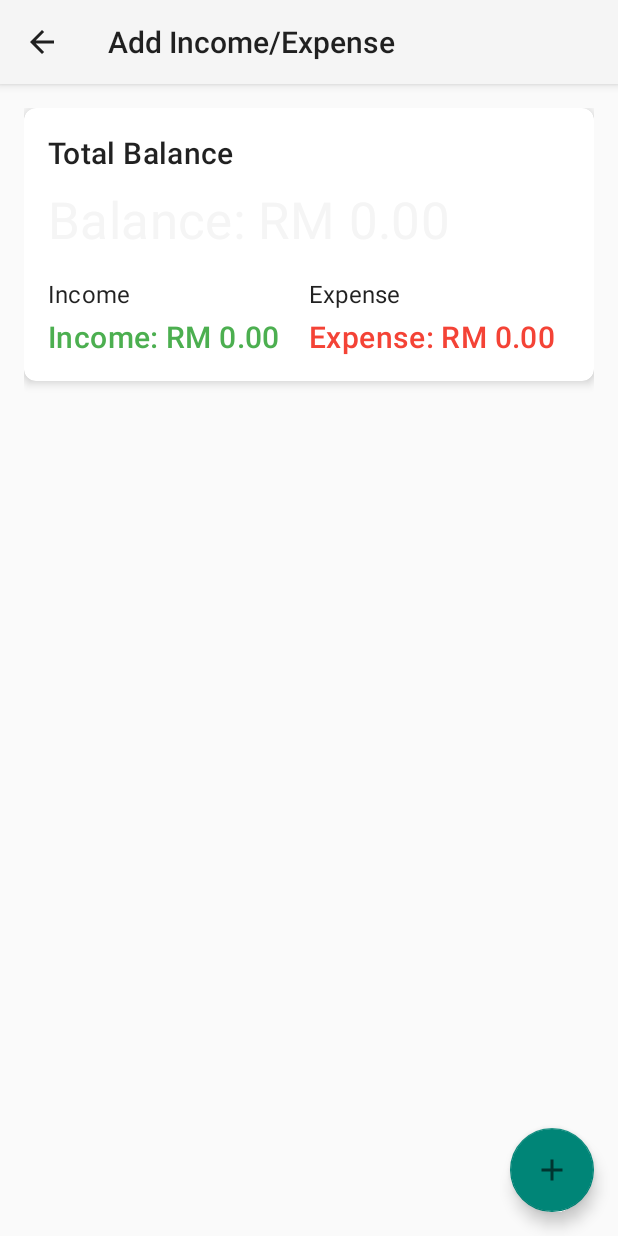
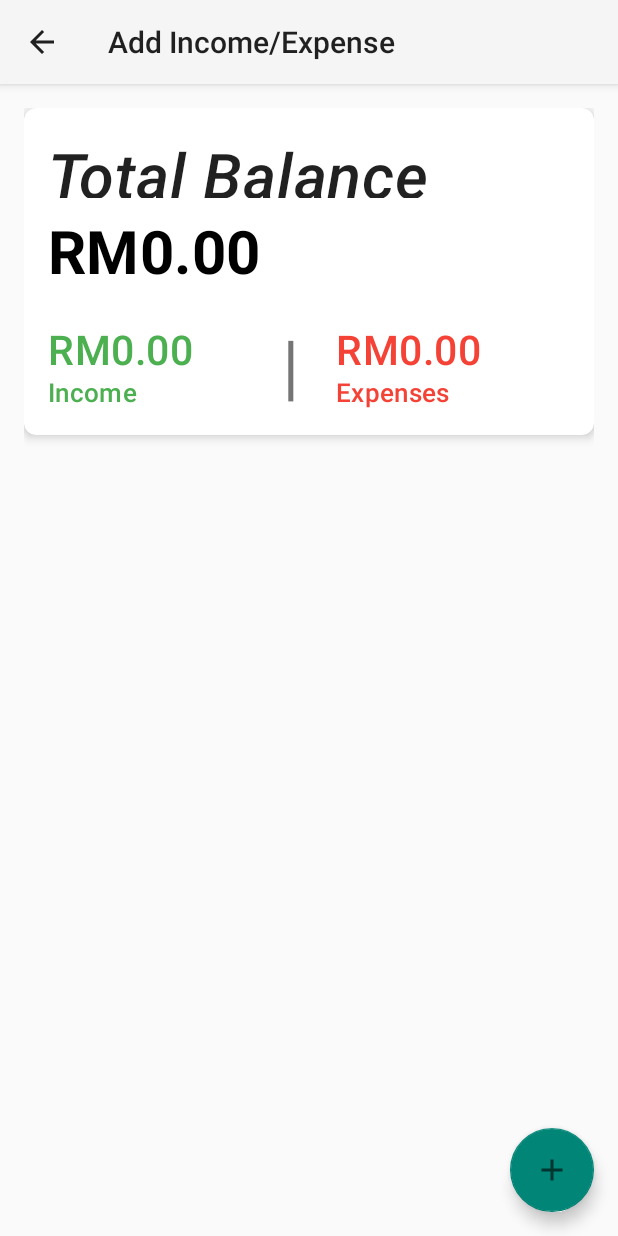
Before and after one commit to Junhui20/MADFinancial, an Android app: the MainActivity screen opened directly, with no data from a screen before it, on a phone screen of 412 x 824 dp. Run offline under Robolectric (Android 15) with nearby library versions, the phone set to English and light mode, and no system bars.

Commit message:
change UI of expense/income, make it visible

```diff
--- a/app/src/main/java/com/uccd3223/madfinancial/MainActivity.java
+++ b/app/src/main/java/com/uccd3223/madfinancial/MainActivity.java
@@ -4,6 +4,7 @@ import android.content.Intent;
 import android.database.Cursor;
 import android.database.sqlite.SQLiteDatabase;
 import android.os.Bundle;
+import android.text.Html;
 import android.view.MenuItem;
 import android.view.View;
 import android.widget.ImageView;
@@ -146,10 +147,12 @@ public class MainActivity extends AppCompatActivity {
         String balanceString = String.format(Locale.getDefault(), "%.2f", balance);
         String incomeString = String.format(Locale.getDefault(), "%.2f", income);
         String expenseString = String.format(Locale.getDefault(), "%.2f", expense);
+        TextView dividerText = findViewById(R.id.dividerText);
 
-        balanceText.setText("Balance: RM " + balanceString);
-        incomeText.setText("Income: RM " + incomeString);
-        expenseText.setText("Expense: RM " + expenseString);
+        balanceText.setText(Html.fromHtml("<big>RM" + balanceString));
+        incomeText.setText(Html.fromHtml("<big>RM" + incomeString + "</big><br><small>Income</small>"));
+        dividerText.setText("|");
+        expenseText.setText(Html.fromHtml("<big>RM" + expenseString + "</big><br><small>Expenses</small>"));
     }
 
     public boolean onSupportNavigateUp() {
--- a/app/src/main/res/layout/jh_activity_main.xml
+++ b/app/src/main/res/layout/jh_activity_main.xml
@@ -1,9 +1,9 @@
 <?xml version="1.0" encoding="utf-8"?>
-<androidx.coordinatorlayout.widget.CoordinatorLayout
-    xmlns:android="http://schemas.android.com/apk/res/android"
+<androidx.coordinatorlayout.widget.CoordinatorLayout xmlns:android="http://schemas.android.com/apk/res/android"
     xmlns:app="http://schemas.android.com/apk/res-auto"
     android:layout_width="match_parent"
-    android:layout_height="match_parent">
+    android:layout_height="match_parent"
+    app:layout_anchorGravity="center">
 
     <LinearLayout
         android:layout_width="match_parent"
@@ -27,9 +27,11 @@
 
                 <TextView
                     android:layout_width="wrap_content"
-                    android:layout_height="wrap_content"
+                    android:layout_height="44dp"
                     android:text="@string/total_balance"
-                    android:textAppearance="?attr/textAppearanceHeadline6" />
+                    android:textAppearance="?attr/textAppearanceHeadline6"
+                    android:textSize="42sp"
+                    android:textStyle="italic" />
 
                 <TextView
                     android:id="@+id/balanceText"
@@ -38,7 +40,9 @@
                     android:layout_marginTop="8dp"
                     android:text="@string/zero_amount"
                     android:textAppearance="?attr/textAppearanceHeadline4"
-                    android:textColor="?attr/colorPrimary" />
+                    android:textColor="@color/black"
+                    android:textSize="32sp"
+                    android:textStyle="bold" />
 
                 <LinearLayout
                     android:layout_width="match_parent"
@@ -54,20 +58,22 @@
                         android:orientation="vertical">
 
                         <TextView
-                            android:layout_width="wrap_content"
-                            android:layout_height="wrap_content"
-                            android:text="@string/income"
-                            android:textAppearance="?attr/textAppearanceSubtitle1" />
-
-                        <TextView
                             android:id="@+id/incomeText"
                             android:layout_width="wrap_content"
                             android:layout_height="wrap_content"
                             android:layout_marginTop="4dp"
                             android:text="@string/zero_amount"
                             android:textAppearance="?attr/textAppearanceHeadline6"
-                            android:textColor="#4CAF50" />
+                            android:textColor="#4CAF50"
+                            android:textSize="22sp" />
                     </LinearLayout>
+
+                    <TextView
+                        android:id="@+id/dividerText"
+                        android:layout_width="36dp"
+                        android:layout_height="64dp"
+                        android:gravity="left"
+                        android:textSize="48dp" />
 
                     <LinearLayout
                         android:layout_width="0dp"
@@ -76,19 +82,14 @@
                         android:orientation="vertical">
 
                         <TextView
-                            android:layout_width="wrap_content"
-                            android:layout_height="wrap_content"
-                            android:text="@string/expense"
-                            android:textAppearance="?attr/textAppearanceSubtitle1" />
-
-                        <TextView
                             android:id="@+id/expenseText"
                             android:layout_width="wrap_content"
                             android:layout_height="wrap_content"
                             android:layout_marginTop="4dp"
                             android:text="@string/zero_amount"
                             android:textAppearance="?attr/textAppearanceHeadline6"
-                            android:textColor="#F44336" />
+                            android:textColor="#F44336"
+                            android:textSize="22sp" />
                     </LinearLayout>
                 </LinearLayout>
             </LinearLayout>
```
